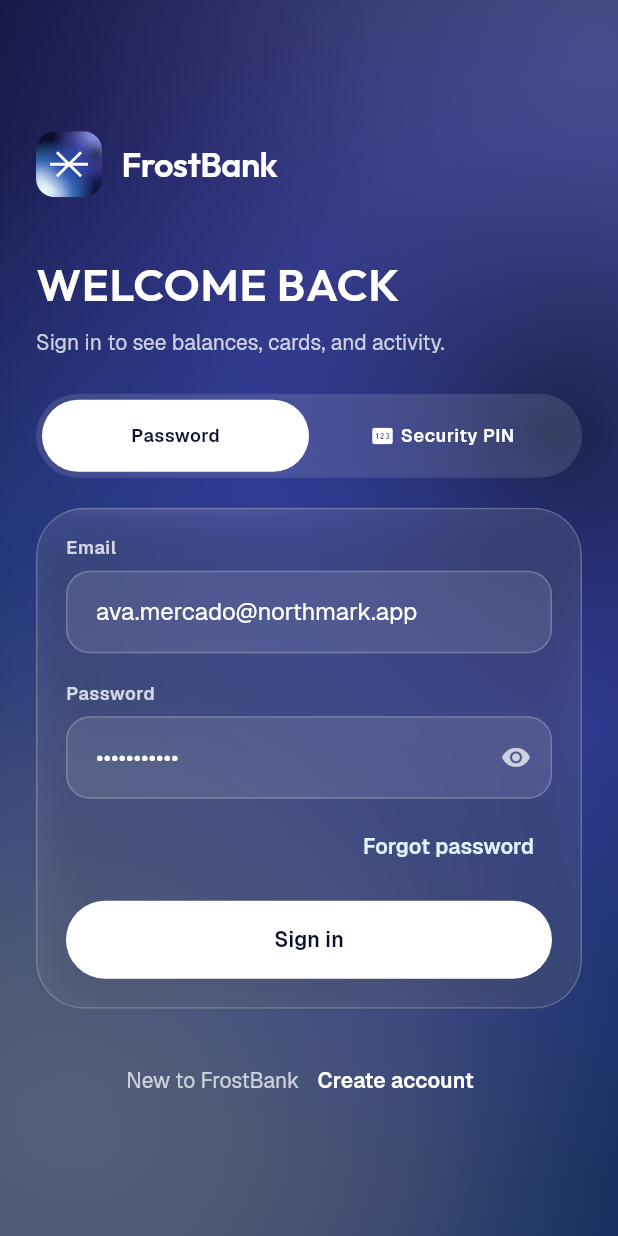
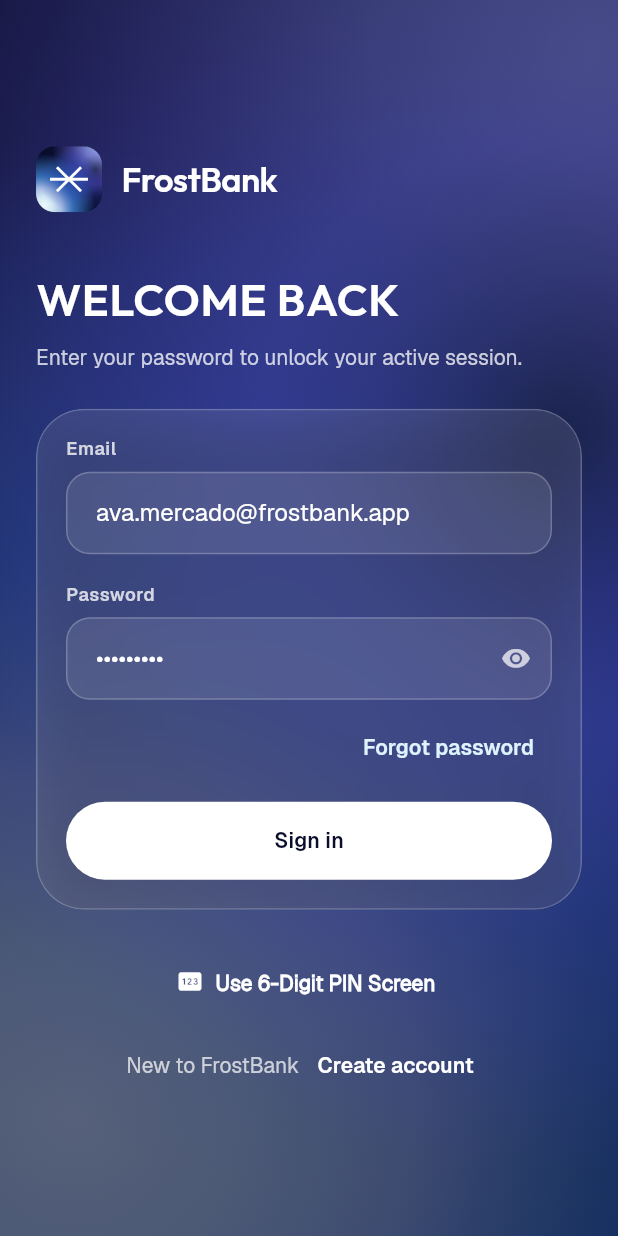
Before and after one commit to FrostBank-Co-Ltd/Banking-App, a Flutter app: the screen it shows after launch, on a phone screen of 412 x 824 dp. Run offline on Flutter 3.47's test engine with Material 3 defaults, Android fonts, the phone set to English and light mode, and no system bars; our stand-ins replace flutter_riverpod, go_router, qr_flutter, supabase_flutter; missing offline and left inert: mobile_scanner; accounts and stored records are empty.

Commit message:
Fix: 6 Pin Pass

```diff
--- a/lib/data/mock_seed.dart
+++ b/lib/data/mock_seed.dart
@@ -15,6 +15,7 @@ abstract final class MockSeed {
     email: 'ava.mercado@frostbank.app',
     mobile: '+63 917 847 1928',
     memberSince: DateTime(2019, 4, 17),
+    pinCode: '123456',
   );
 
   /// Sample values the sign in and sign up forms open with. This build is a user
--- a/lib/domain/models.dart
+++ b/lib/domain/models.dart
@@ -660,6 +660,7 @@ class UserProfile {
     required this.email,
     required this.mobile,
     required this.memberSince,
+    this.pinCode = '123456',
   });
 
   final String id;
@@ -667,6 +668,7 @@ class UserProfile {
   final String email;
   final String mobile;
   final DateTime memberSince;
+  final String pinCode;
 
   String get initials {
     final parts = fullName.split(RegExp(r'\s+')).where((p) => p.isNotEmpty).toList();
--- a/lib/presentation/router.dart
+++ b/lib/presentation/router.dart
@@ -19,6 +19,7 @@ import 'screens/not_in_build_screen.dart';
 import 'screens/opening_ad_screen.dart';
 import 'screens/profile_screen.dart';
 import 'screens/qr_scanner_screen.dart';
+import 'screens/pin_lock_screen.dart';
 import 'screens/register_screen.dart';
 import 'screens/savings_screen.dart';
 import 'screens/splash_screen.dart';
@@ -60,10 +61,11 @@ final routerProvider = Provider<GoRouter>((ref) {
         SessionSignedOut() =>
           unauthenticated.contains(location) ? null : '/login',
         SessionSignedIn() =>
-          unauthenticated.contains(location) ||
+          location == '/login' ||
+                  location == '/register' ||
                   location == '/splash' ||
                   location == '/ad'
-              ? '/'
+              ? '/pin-lock'
               : null,
       };
     },
@@ -73,6 +75,7 @@ final routerProvider = Provider<GoRouter>((ref) {
       GoRoute(path: '/splash', builder: (_, _) => const SplashScreen()),
       GoRoute(path: '/ad', builder: (_, _) => const OpeningAdScreen()),
       GoRoute(path: '/login', builder: (_, _) => const LoginScreen()),
+      GoRoute(path: '/pin-lock', builder: (_, _) => const PinLockScreen()),
       GoRoute(path: '/register', builder: (_, _) => const RegisterScreen()),
       GoRoute(
         path: '/account/:id',
--- a/lib/presentation/screens/login_screen.dart
+++ b/lib/presentation/screens/login_screen.dart
@@ -6,10 +6,9 @@ import '../../core/design/tokens.dart';
 import '../../core/design/typography.dart';
 import '../../state/providers.dart';
 import '../widgets/brand.dart';
-import '../widgets/pressable.dart';
 import '../widgets/surfaces.dart';
 
-/// Demo sign in with Password & 4-Digit PIN Authentication support.
+/// Password Authentication Screen used for re-authenticating after closing/backgrounding the app.
 class LoginScreen extends ConsumerStatefulWidget {
   const LoginScreen({super.key});
 
@@ -18,12 +17,12 @@ class LoginScreen extends ConsumerStatefulWidget {
 }
 
 class _LoginScreenState extends ConsumerState<LoginScreen> {
-  late final TextEditingController _email = TextEditingController(text: 'ava.mercado@northmark.app');
-  late final TextEditingController _password = TextEditingController(text: 'password123');
-  late final TextEditingController _pin = TextEditingController(text: '1234');
+  late final TextEditingController _email =
+      TextEditingController(text: 'ava.mercado@frostbank.app');
+  late final TextEditingController _password =
+      TextEditingController(text: 'frost2026');
 
   bool _obscure = true;
-  bool _usePin = false;
   bool _submitting = false;
   String? _errorMessage;
 
@@ -31,22 +30,12 @@ class _LoginScreenState extends ConsumerState<LoginScreen> {
   void dispose() {
     _email.dispose();
     _password.dispose();
-    _pin.dispose();
     super.dispose();
   }
 
   Future<void> _submit() async {
     if (_submitting) return;
 
-    if (_usePin) {
-      final pinText = _pin.text.trim();
-      if (pinText.length < 4) {
-        setState(() {
-          _errorMessage = 'Please enter a valid 4-digit security PIN.';
-        });
-        return;
-      }
-    } else {
     final emailText = _email.text.trim();
     final passwordText = _password.text;
 
@@ -56,16 +45,13 @@ class _LoginScreenState extends ConsumerState<LoginScreen> {
       });
       return;
     }
-    }
 
     setState(() {
       _submitting = true;
       _errorMessage = null;
     });
     try {
-      final emailText = _usePin ? 'ava.mercado@northmark.app' : _email.text.trim();
-      final passwordText = _usePin ? 'password123' : _password.text;
-
+      ref.read(preferencesProvider.notifier).setRememberedEmail(emailText);
       await ref
           .read(sessionProvider.notifier)
           .signIn(email: emailText, password: passwordText);
@@ -107,79 +93,12 @@ class _LoginScreenState extends ConsumerState<LoginScreen> {
                   ),
                   const SizedBox(height: Space.x3),
                   Text(
-                    'Sign in to see balances, cards, and activity.',
+                    'Enter your password to unlock your active session.',
                     style: AppType.bodyMedium.copyWith(
                       color: Colors.white.withValues(alpha: 0.76),
                     ),
                   ),
                   const SizedBox(height: Space.x6),
-
-                  // Mode Switcher: Password vs PIN
-                  Container(
-                    padding: const EdgeInsets.all(4),
-                    decoration: BoxDecoration(
-                      color: Colors.white.withValues(alpha: 0.12),
-                      borderRadius: AppRadius.all(AppRadius.pill),
-                    ),
-                    child: Row(
-                      children: [
-                        Expanded(
-                          child: Pressable(
-                            onTap: () => setState(() => _usePin = false),
-                            child: Container(
-                              padding: const EdgeInsets.symmetric(vertical: Space.x2),
-                              decoration: BoxDecoration(
-                                color: !_usePin ? Colors.white : Colors.transparent,
-                                borderRadius: AppRadius.all(AppRadius.pill),
-                              ),
-                              alignment: Alignment.center,
-                              child: Text(
-                                'Password',
-                                style: AppType.labelMedium.copyWith(
-                                  fontWeight: FontWeight.bold,
-                                  color: !_usePin ? Palette.frostBaseTop : Colors.white,
-                                ),
-                              ),
-                            ),
-                          ),
-                        ),
-                        Expanded(
-                          child: Pressable(
-                            onTap: () => setState(() => _usePin = true),
-                            child: Container(
-                              padding: const EdgeInsets.symmetric(vertical: Space.x2),
-                              decoration: BoxDecoration(
-                                color: _usePin ? Colors.white : Colors.transparent,
-                                borderRadius: AppRadius.all(AppRadius.pill),
-                              ),
-                              alignment: Alignment.center,
-                              child: Row(
-                                mainAxisAlignment: MainAxisAlignment.center,
-                                children: [
-                                  Icon(
-                                    Icons.pin_rounded,
-                                    size: 16,
-                                    color: _usePin ? Palette.frostBaseTop : Colors.white,
-                                  ),
-                                  const SizedBox(width: 4),
-                                  Text(
-                                    'Security PIN',
-                                    style: AppType.labelMedium.copyWith(
-                                      fontWeight: FontWeight.bold,
-                                      color: _usePin ? Palette.frostBaseTop : Colors.white,
-                                    ),
-                                  ),
-                                ],
-                              ),
-                            ),
-                          ),
-                        ),
-                      ],
-                    ),
-                  ),
-
-                  const SizedBox(height: Space.x5),
-
                   GlassPanel(
                     child: Column(
                       crossAxisAlignment: CrossAxisAlignment.start,
@@ -189,7 +108,8 @@ class _LoginScreenState extends ConsumerState<LoginScreen> {
                             padding: const EdgeInsets.all(Space.x3),
                             decoration: BoxDecoration(
                               color: Colors.red.withValues(alpha: 0.2),
-                              borderRadius: BorderRadius.circular(AppRadius.md),
+                              borderRadius:
+                                  BorderRadius.circular(AppRadius.md),
                               border: Border.all(
                                 color: Colors.red.withValues(alpha: 0.5),
                               ),
@@ -215,19 +135,6 @@ class _LoginScreenState extends ConsumerState<LoginScreen> {
                           ),
                           const SizedBox(height: Space.x4),
                         ],
-
-                        if (_usePin) ...[
-                          const FrostFieldLabel('4-Digit Security PIN'),
-                          FrostField(
-                            controller: _pin,
-                            hint: '••••',
-                            obscure: true,
-                            keyboardType: TextInputType.number,
-                            textInputAction: TextInputAction.done,
-                            onSubmitted: (_) => _submit(),
-                          ),
-                          const SizedBox(height: Space.x2),
-                        ] else ...[
                         const FrostFieldLabel('Email'),
                         FrostField(
                           controller: _email,
@@ -247,7 +154,8 @@ class _LoginScreenState extends ConsumerState<LoginScreen> {
                           suffix: IconButton(
                             onPressed: () =>
                                 setState(() => _obscure = !_obscure),
-                              tooltip: _obscure ? 'Show password' : 'Hide password',
+                            tooltip:
+                                _obscure ? 'Show password' : 'Hide password',
                             icon: Icon(
                               _obscure
                                   ? Icons.visibility_rounded
@@ -260,15 +168,14 @@ class _LoginScreenState extends ConsumerState<LoginScreen> {
                         Align(
                           alignment: Alignment.centerRight,
                           child: TextButton(
-                              onPressed: () => context.push('/soon/password-reset'),
+                            onPressed: () =>
+                                context.push('/soon/password-reset'),
                             style: TextButton.styleFrom(
                               foregroundColor: Palette.frostIcePale,
                             ),
                             child: const Text('Forgot password'),
                           ),
                         ),
-                        ],
-
                         const SizedBox(height: Space.x3),
                         SizedBox(
                           width: double.infinity,
@@ -291,7 +198,7 @@ class _LoginScreenState extends ConsumerState<LoginScreen> {
                                       color: Palette.frostBaseTop,
                                     ),
                                   )
-                                : Text(_usePin ? 'Sign in with PIN' : 'Sign in'),
+                                : const Text('Sign in'),
                           ),
                         ),
                       ],
@@ -299,7 +206,22 @@ class _LoginScreenState extends ConsumerState<LoginScreen> {
                   ),
                   const SizedBox(height: Space.x6),
                   Center(
-                    child: Wrap(
+                    child: Column(
+                      children: [
+                        TextButton.icon(
+                          onPressed: () => context.go('/pin-lock'),
+                          icon: const Icon(Icons.pin_rounded,
+                              color: Colors.white, size: 18),
+                          label: Text(
+                            'Use 6-Digit PIN Screen',
+                            style: AppType.bodyMedium.copyWith(
+                              color: Colors.white,
+                              fontWeight: FontWeight.bold,
+                            ),
+                          ),
+                        ),
+                        const SizedBox(height: Space.x2),
+                        Wrap(
                           alignment: WrapAlignment.center,
                           crossAxisAlignment: WrapCrossAlignment.center,
                           children: [
@@ -318,6 +240,8 @@ class _LoginScreenState extends ConsumerState<LoginScreen> {
                             ),
                           ],
                         ),
+                      ],
+                    ),
                   ),
                 ],
               ),
```
Also changed, not shown: lib/data/supabase_repositories.dart (+32 -14 lines), lib/presentation/screens/card_detail_screen.dart (+5 -5 lines), lib/presentation/screens/pin_lock_screen.dart (added, +306 -0 lines), lib/state/preferences_controller.dart (+9 -0 lines). Lines whose indentation alone changed are shown as unchanged.
